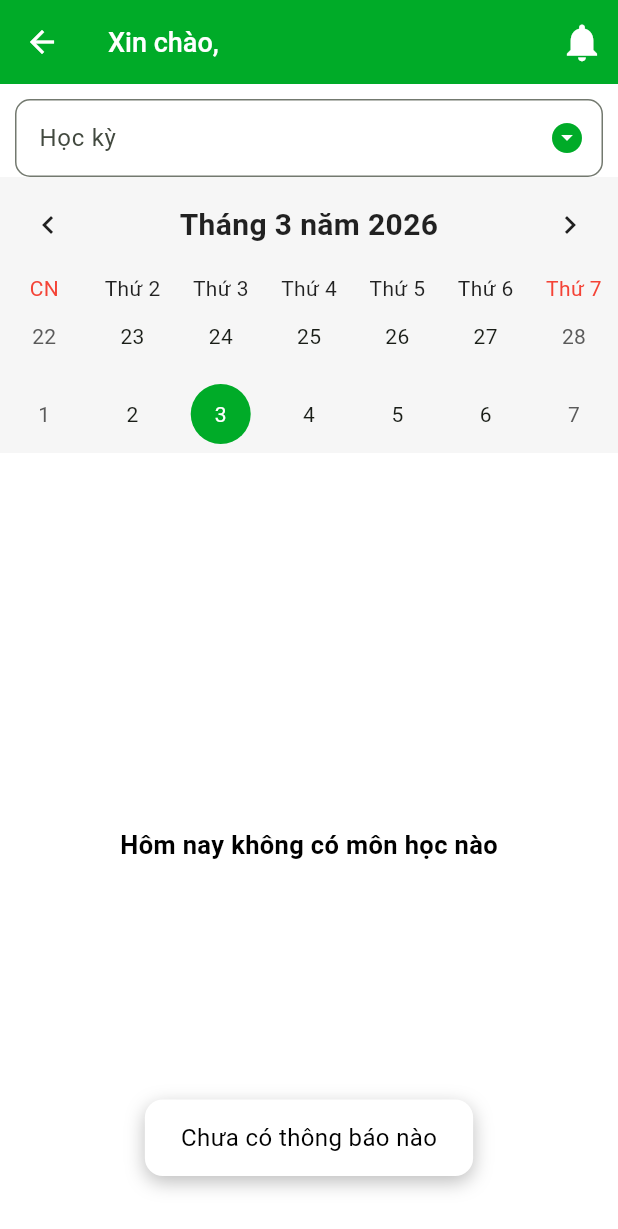
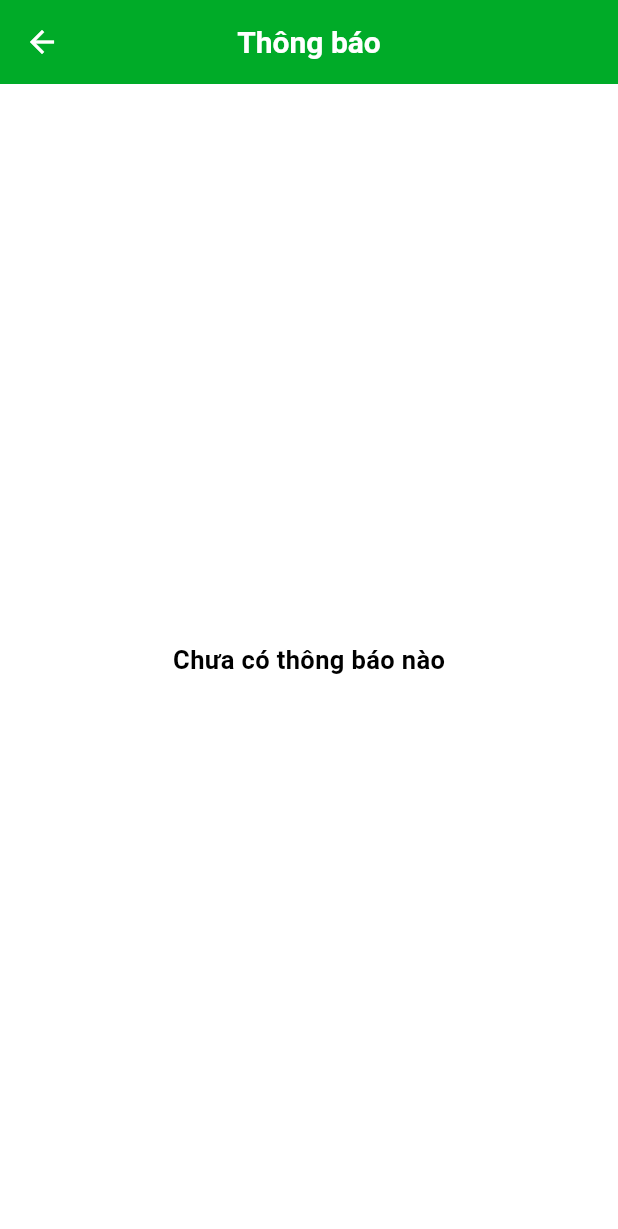
Before and after one commit to thanhnghia-dev/nlu_portal_app, a Flutter app: the HomeScreen screen opened directly, after a tap on the "notifications" icon, on a phone screen of 412 x 824 dp. Shown: the top 1229 px of the screen. Run offline on Flutter 3.47's test engine with Material 3 defaults, Android fonts, the phone set to English and light mode, and no system bars; drawn by our look-alikes of table_calendar; our stand-ins replace dio, flutter_linkify, package_info_plus, permission_handler, shared_preferences; accounts and stored records are empty; network calls fail.

Commit message:
Add NotificationScreen, Fix scale in ScoreItemsWidget

```diff
--- a/lib/main.dart
+++ b/lib/main.dart
@@ -4,6 +4,7 @@ import 'package:nlu_portal_app/app.dart';
 import 'package:nlu_portal_app/core/theme/app_colors.dart';
 import 'package:flutter/material.dart';
 import 'package:nlu_portal_app/core/utils/http_config.dart';
+import 'package:nlu_portal_app/providers/notification_provider.dart';
 import 'package:nlu_portal_app/providers/result_provider.dart';
 import 'package:nlu_portal_app/providers/schedule_provider.dart';
 import 'package:nlu_portal_app/providers/timetable_provider.dart';
@@ -29,6 +30,7 @@ Future<void> main() async {
         ChangeNotifierProvider(create: (_) => ResultProvider()),
         ChangeNotifierProvider(create: (_) => TimetableProvider()),
         ChangeNotifierProvider(create: (_) => ScheduleProvider()),
+        ChangeNotifierProvider(create: (_) => NotificationProvider()),
       ],
       child: const MyApp(),
     ),
--- /dev/null
+++ b/lib/models/notification_model.dart
@@ -0,0 +1,19 @@
+class NotificationAdmin {
+  final String title;
+  final String content;
+  final DateTime sendDate;
+
+  NotificationAdmin({
+    required this.title,
+    required this.content,
+    required this.sendDate,
+  });
+
+  factory NotificationAdmin.fromJson(Map<String, dynamic> json) {
+    return NotificationAdmin(
+      title: json['tieu_de'],
+      content: json['noi_dung'],
+      sendDate: DateTime.parse(json['ngay_gui']),
+    );
+  }
+}
--- /dev/null
+++ b/lib/providers/notification_provider.dart
@@ -0,0 +1,27 @@
+import 'package:flutter/material.dart';
+import 'package:nlu_portal_app/models/notification_model.dart';
+import 'package:nlu_portal_app/services/notification_service.dart';
+
+class NotificationProvider with ChangeNotifier {
+  List<NotificationAdmin> _notifications = [];
+  bool _isLoading = false;
+
+  List<NotificationAdmin> get notifications => _notifications;
+  bool get isLoading => _isLoading;
+
+  Future<void> loadNotifications() async {
+    _isLoading = true;
+    notifyListeners();
+
+    try {
+      final response = await NotificationService().fetchNotification();
+
+      _notifications = response.notificationList;
+    } catch (e) {
+      _notifications = [];
+    }
+
+    _isLoading = false;
+    notifyListeners();
+  }
+}
--- /dev/null
+++ b/lib/services/notification_service.dart
@@ -0,0 +1,57 @@
+import 'dart:convert';
+
+import 'package:http/http.dart' as http;
+import 'package:nlu_portal_app/core/utils/constant.dart';
+import 'package:nlu_portal_app/models/response/api_response.dart';
+import 'package:nlu_portal_app/models/response/notification_response.dart';
+import 'package:shared_preferences/shared_preferences.dart';
+
+class NotificationService {
+  final baseUrl = Constant.api;
+
+  // Get Timetable list
+  Future<NotificationResponse> fetchNotification() async {
+    final prefs = await SharedPreferences.getInstance();
+    final token = prefs.getString("access_token");
+
+    if (token == null) {
+      throw Exception("No token found");
+    }
+
+    final requestBody = {
+      "filter": {"id":null, "is_noi_dung":true, "is_web":true},
+      "additional": {
+        "paging": {"limit": 50, "page": 1},
+        "ordering": [
+          {"name": "ngay_gui", "order_type": 1},
+        ],
+      },
+    };
+
+    final response = await http.post(
+      Uri.parse('$baseUrl/web/w-locdsthongbao'),
+      headers: {
+        "Authorization": "Bearer $token",
+        "Content-Type": "application/json",
+      },
+      body: jsonEncode(requestBody),
+    );
+
+    if (response.statusCode == 200) {
+      final jsonBody = json.decode(response.body);
+
+      if (jsonBody["result"] == false) {
+        throw Exception(jsonBody["message"]);
+      }
+
+      final apiResponse = ApiResponse<NotificationResponse>.fromJson(
+        jsonBody,
+        (data) => NotificationResponse.fromJson(data),
+      );
+
+      return apiResponse.data;
+    } else {
+      throw Exception("Failed to load notification");
+    }
+  }
+}
--- a/lib/views/home/home_screen.dart
+++ b/lib/views/home/home_screen.dart
@@ -1,9 +1,9 @@
 import 'package:flutter/material.dart';
 import 'package:nlu_portal_app/core/theme/app_colors.dart';
-import 'package:nlu_portal_app/core/utils/overlay_toast.dart';
 import 'package:nlu_portal_app/providers/semester_provider.dart';
 import 'package:nlu_portal_app/providers/timetable_provider.dart';
 import 'package:nlu_portal_app/providers/user_provider.dart';
+import 'package:nlu_portal_app/views/home/notification_screen.dart';
 import 'package:nlu_portal_app/views/widgets/calendar_widget.dart';
 import 'package:nlu_portal_app/views/widgets/timetable_widget.dart';
 import 'package:provider/provider.dart';
@@ -18,7 +18,10 @@ class HomeScreen extends StatefulWidget {
 class _HomeScreenState extends State<HomeScreen> {
   // Notification Button
   void _notificationButton() {
-    showOverlayToast(context, "Chưa có thông báo nào");
+    Navigator.of(
+      context,
+      rootNavigator: true,
+    ).push(MaterialPageRoute(builder: (_) => const NotificationScreen()));
   }
 
   @override
--- /dev/null
+++ b/lib/views/home/notification_screen.dart
@@ -0,0 +1,25 @@
+import 'package:flutter/material.dart';
+import 'package:nlu_portal_app/views/widgets/notification_items_widget.dart';
+
+class NotificationScreen extends StatelessWidget {
+  const NotificationScreen({super.key});
+
+  @override
+  Widget build(BuildContext context) {
+    return Scaffold(
+      backgroundColor: Colors.white,
+      appBar: AppBar(
+        title: Text(
+          'Thông báo',
+          style: TextStyle(
+            color: Colors.white,
+            fontSize: 20,
+            fontWeight: FontWeight.bold,
+          ),
+        ),
+        centerTitle: true,
+      ),
+      body: NotificationItemsWidget(),
+    );
+  }
+}
--- /dev/null
+++ b/lib/views/widgets/notification_items_widget.dart
@@ -0,0 +1,112 @@
+import 'package:flutter/material.dart';
+import 'package:flutter_linkify/flutter_linkify.dart';
+import 'package:nlu_portal_app/core/theme/app_colors.dart';
+import 'package:nlu_portal_app/models/notification_model.dart';
+import 'package:nlu_portal_app/providers/notification_provider.dart';
+import 'package:provider/provider.dart';
+import 'package:url_launcher/url_launcher.dart';
+
+class NotificationItemsWidget extends StatefulWidget {
+  const NotificationItemsWidget({super.key});
+
+  @override
+  State<NotificationItemsWidget> createState() =>
+      _NotificationItemsWidgetState();
+}
+
+class _NotificationItemsWidgetState extends State<NotificationItemsWidget> {
+  @override
+  void initState() {
+    super.initState();
+    WidgetsBinding.instance.addPostFrameCallback((_) {
+      context.read<NotificationProvider>().loadNotifications();
+    });
+  }
+
+  @override
+  Widget build(BuildContext context) {
+    final provider = context.watch<NotificationProvider>();
+
+    if (provider.isLoading) {
+      return const Center(child: CircularProgressIndicator());
+    }
+
+    final notifications = provider.notifications;
+
+    if (notifications.isEmpty) {
+      return const Center(
+        child: Text(
+          'Chưa có thông báo nào',
+          style: TextStyle(
+            fontSize: 17,
+            fontWeight: FontWeight.w700,
+            color: Colors.black,
+          ),
+        ),
+      );
+    }
+
+    return ListView.builder(
+      scrollDirection: Axis.vertical,
+      itemCount: notifications.length,
+      itemBuilder: (context, index) {
+        final notification = notifications[index];
+
+        return Padding(
+          padding: const EdgeInsets.only(bottom: 1),
+          child: Column(
+            children: [buildNotifcationCard(notification: notification)],
+          ),
+        );
+      },
+    );
+  }
+
+  Widget buildNotifcationCard({required NotificationAdmin notification}) {
+    return Padding(
+      padding: const EdgeInsets.symmetric(horizontal: 12, vertical: 10),
+      child: Container(
+        padding: const EdgeInsets.symmetric(vertical: 10, horizontal: 15),
+        decoration: BoxDecoration(
+          color: Colors.white,
+          borderRadius: BorderRadius.circular(10),
+          boxShadow: [
+            BoxShadow(
+              color: Colors.grey.withOpacity(0.1),
+              spreadRadius: 5,
+              blurRadius: 8,
+              offset: const Offset(0, 3),
+            ),
+          ],
+          border: Border.all(color: AppColors.primary, width: 1),
+        ),
+        child: Column(
+          crossAxisAlignment: CrossAxisAlignment.start,
+          children: [
+            Text(
+              notification.title,
+              style: const TextStyle(
+                fontSize: 18,
+                color: Colors.black,
+                fontWeight: FontWeight.bold,
+              ),
+            ),
+            SizedBox(height: 8),
+            Linkify(
+              text: notification.content.replaceAll(RegExp(r'<[^>]*>'), ''),
+              style: const TextStyle(fontSize: 18, color: Colors.black),
+              linkStyle: const TextStyle(
+                color: Colors.blue,
+                decoration: TextDecoration.underline,
+              ),
+              onOpen: (link) async {
+                final uri = Uri.parse(link.url);
+                await launchUrl(uri, mode: LaunchMode.externalApplication);
+              },
+            ),
+          ],
+        ),
+      ),
+    );
+  }
+}
--- a/lib/views/widgets/score_items_widget.dart
+++ b/lib/views/widgets/score_items_widget.dart
@@ -125,12 +125,13 @@ class ScoreItemsWidget extends StatelessWidget {
   Widget _infoRow(String label, String value) {
     return Row(
       children: [
-        Flexible(child: Text(label, style: const TextStyle(fontSize: 16))),
+        Text(label, style: const TextStyle(fontSize: 16)),
         const SizedBox(width: 4),
-        Flexible(
+        Expanded(
           child: Text(
             value,
             overflow: TextOverflow.ellipsis,
+            maxLines: 1,
             style: const TextStyle(fontSize: 16, fontWeight: FontWeight.bold),
           ),
         ),
--- a/pubspec.yaml
+++ b/pubspec.yaml
@@ -42,6 +42,7 @@ dependencies:
   dio: ^5.9.0
   shared_preferences: ^2.5.4
   http: ^1.6.0
+  flutter_linkify: ^6.0.0
   url_launcher: ^6.3.2
   package_info_plus: ^9.0.0
 
```
Also changed, not shown: lib/app.dart (+4 -6 lines), lib/models/response/notification_response.dart (added, +17 -0 lines), pubspec.lock.
